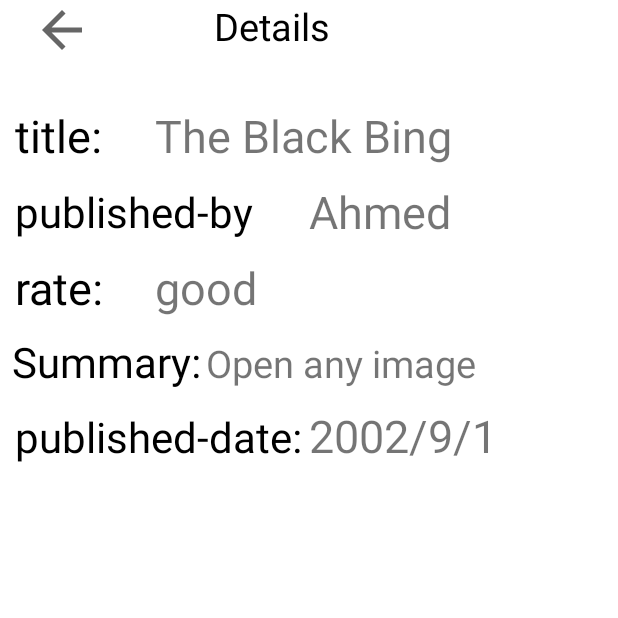
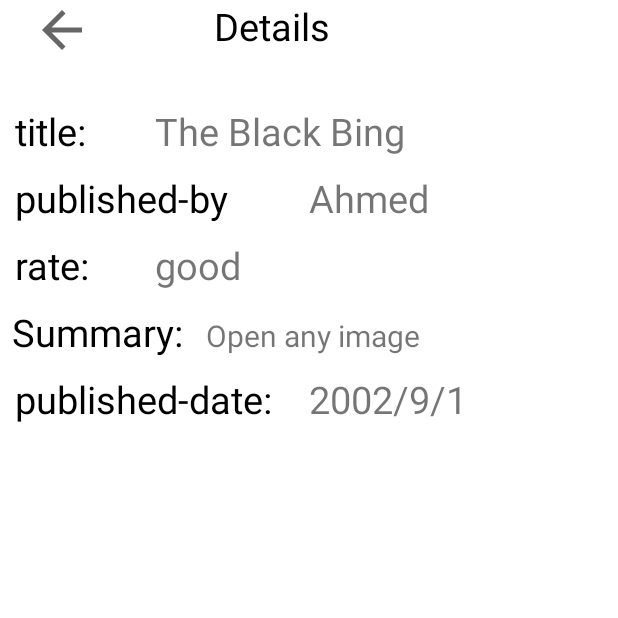
Before and after one commit to A-BAKREY/SeenaPayTask, an Android app: the DetailsActivity screen opened directly, with no data from a screen before it, on a phone screen of 412 x 824 dp, the top half of it. Run offline under Robolectric (Android 15) with nearby library versions, the phone set to English and light mode, and no system bars.

```diff
--- a/app/src/main/java/com/example/seenapaytask/adapter/RecyclerAdapter.kt
+++ b/app/src/main/java/com/example/seenapaytask/adapter/RecyclerAdapter.kt
@@ -56,4 +56,10 @@ class RecyclerAdapter : RecyclerView.Adapter<RecyclerAdapter.ViewHolderClass>(){
             return listOfData?.size!!
         }
     }
+
+    private var onItemClickListener: ((RecycleList) -> Unit)? = null
+    fun setOnItemClickListener(listener: (RecycleList) -> Unit) {
+        onItemClickListener = listener
+    }
+
 }
--- a/app/src/main/java/com/example/seenapaytask/di/component/RetroComponent.kt
+++ b/app/src/main/java/com/example/seenapaytask/di/component/RetroComponent.kt
@@ -10,6 +10,5 @@ import javax.inject.Singleton
 @Component(modules = [RetroModule::class])
 interface RetroComponent {
 
-
     fun inject(mainViewModel: MainViewModel)
 }
--- a/app/src/main/res/layout/activity_details.xml
+++ b/app/src/main/res/layout/activity_details.xml
@@ -52,7 +52,7 @@
             android:layout_marginStart="10dp"
             android:textColor="@color/black"
             android:layout_gravity="center"
-            android:textSize="30sp"
+            android:textSize="25sp"
             tools:ignore="RtlSymmetry"
             android:layout_weight="3"/>
 
@@ -61,7 +61,7 @@
             android:layout_width="match_parent"
             android:layout_height="wrap_content"
             android:text="@string/the_black_bing"
-            android:textSize="30sp"
+            android:textSize="25sp"
             android:layout_weight="1"/>
 
     </LinearLayout>
@@ -82,7 +82,7 @@
             android:textColor="@color/black"
             android:layout_marginStart="10dp"
             android:layout_gravity="center"
-            android:textSize="28sp"
+            android:textSize="25sp"
             tools:ignore="RtlSymmetry"
             android:layout_weight="1"/>
 
@@ -91,7 +91,7 @@
             android:layout_width="match_parent"
             android:layout_height="wrap_content"
             android:text="@string/ahmed"
-            android:textSize="30sp"
+            android:textSize="25sp"
             app:layout_constraintEnd_toEndOf="parent"
             app:layout_constraintStart_toEndOf="@+id/TVpublishBy"
             android:layout_weight="1"/>
@@ -113,7 +113,7 @@
             android:paddingStart="10dp"
             android:text="@string/rate"
             android:textColor="@color/black"
-            android:textSize="30sp"
+            android:textSize="25sp"
             android:layout_gravity="center"
             app:layout_constraintStart_toStartOf="parent"
             tools:ignore="RtlSymmetry"
@@ -124,7 +124,7 @@
             android:layout_width="match_parent"
             android:layout_height="wrap_content"
             android:text="@string/good"
-            android:textSize="30sp"
+            android:textSize="25sp"
             app:layout_constraintEnd_toEndOf="parent"
             app:layout_constraintStart_toEndOf="@+id/TVrate"
             android:layout_weight="1"/>
@@ -146,7 +146,7 @@
             android:text="Summary:"
             android:textColor="@color/black"
             android:layout_marginStart="8dp"
-            android:textSize="28sp"
+            android:textSize="25sp"
             app:layout_constraintStart_toStartOf="parent"
             tools:ignore="RtlSymmetry"
             android:layout_weight="2"/>
@@ -156,7 +156,7 @@
             android:layout_width="match_parent"
             android:layout_height="wrap_content"
             android:text="Open any image"
-            android:textSize="25sp"
+            android:textSize="20sp"
             android:layout_weight="1"/>
 
     </LinearLayout>
@@ -176,7 +176,7 @@
             android:text="@string/published_date"
             android:textColor="@color/black"
             android:layout_marginStart="10dp"
-            android:textSize="28sp"
+            android:textSize="25sp"
             tools:ignore="RtlSymmetry"
             android:layout_weight="1"/>
 
@@ -185,7 +185,7 @@
             android:layout_width="match_parent"
             android:layout_height="wrap_content"
             android:text="@string/_2002_9_1"
-            android:textSize="30sp"
+            android:textSize="25sp"
             android:layout_weight="1"/>
 
     </LinearLayout>
```
Also changed, not shown: app/src/main/java/com/example/seenapaytask/presention/MainActivity.kt (+13 -0 lines).
